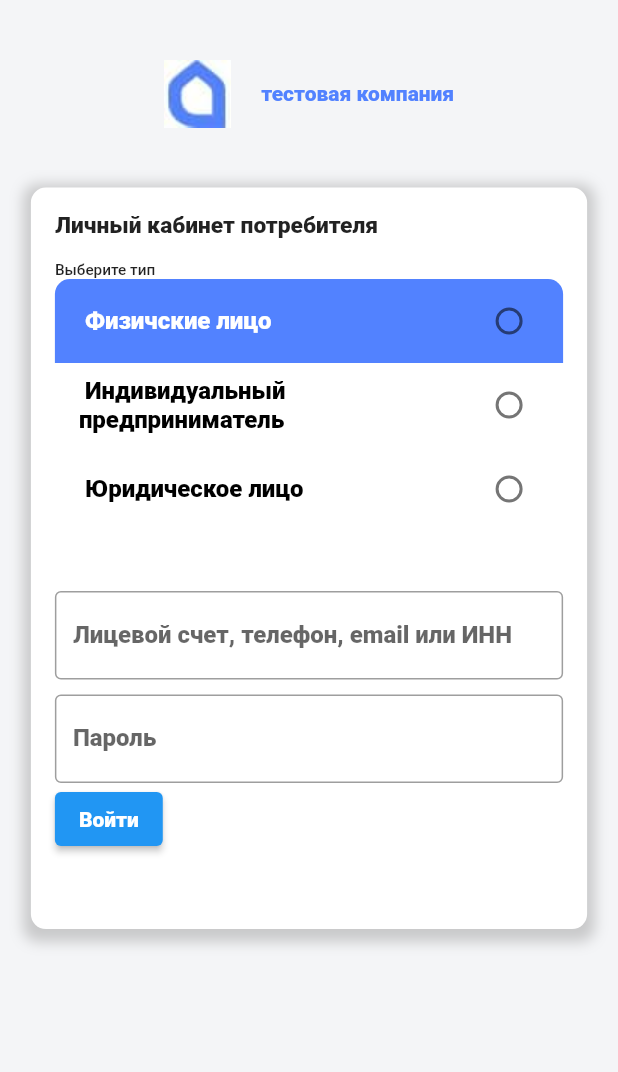
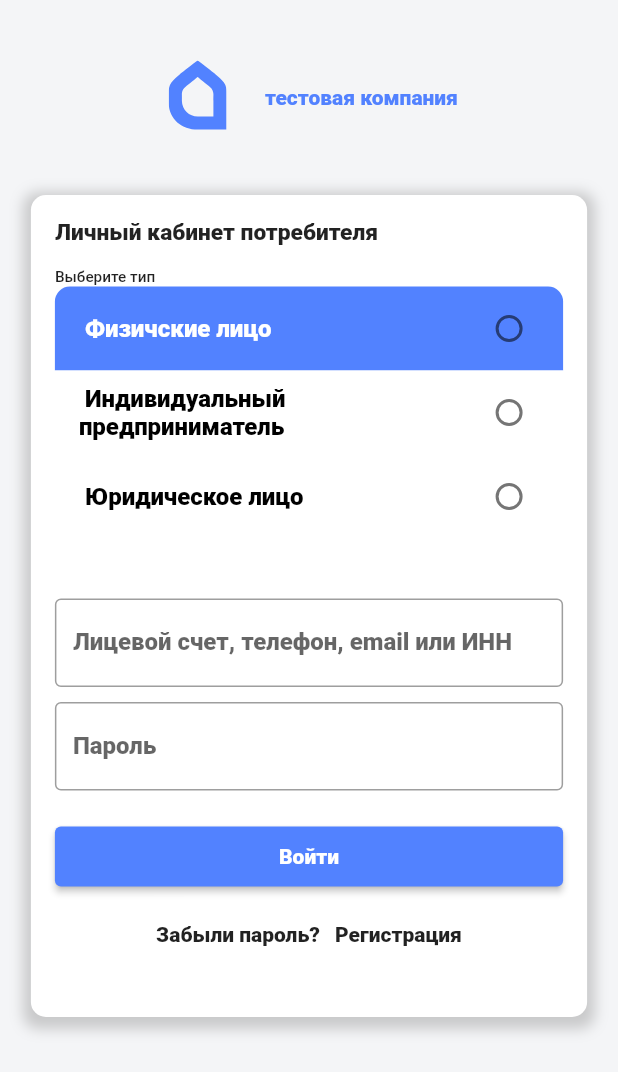
Before and after one commit to JesterVZ/Conres_App, a Flutter app: the screen it shows after launch, on a phone screen of 412 x 824 dp. Shown: the top 1072 px of the screen. Run offline on Flutter 3.47's test engine with Material 2 defaults, Android fonts, the phone set to English and light mode, and no system bars; our stand-ins replace flutter_svg.

Commit message:
new form (kirill)

```diff
--- a/lib/consts.dart
+++ b/lib/consts.dart
@@ -8,6 +8,12 @@ String lkChooseType = "Выберите тип";
 String fl = "Физическое лицо";
 String ip = "Индивидуальный предприниматель";
 String ul = "Юридическое лицо";
+String forgotPassword = "Забыли пароль?";
+String reg = "Регистрация";
+
+String step1 = "Шаг 1";
+String step2 = "Шаг 2";
+String step3 = "Шаг 3";
 
 Color colorMain = const Color(0xFF5282ff);
 Color defaultBackground = const Color(0xFFf4f5f7);
--- a/lib/login/login.dart
+++ b/lib/login/login.dart
@@ -1,8 +1,11 @@
+import 'package:conres_app/login/registration.dart';
 import 'package:flutter/cupertino.dart';
 import 'package:flutter/material.dart';
+import 'package:flutter_svg/svg.dart';
 
 import '../consts.dart';
 import '../custom_elements/custom_radio.dart';
+import 'forgot_password.dart';
 
 class LoginPage extends StatefulWidget {
   @override
@@ -18,6 +21,12 @@ class _LoginPage extends State<LoginPage> {
     GroupModel(text: "Индивидуальный предприниматель", index: 2, selected: false),
     GroupModel(text: "Юридическое лицо", index: 3, selected: false),
   ];
+  final Widget svg = SvgPicture.asset(
+      'assets/logo_control_min.svg',
+      color: colorMain,
+      semanticsLabel: 'Acme Logo'
+  );
+
   Widget makeRadioTiles() {
     List<Widget> list = [];
     for (int i = 0; i < _group.length; i++) {
@@ -61,6 +70,7 @@ class _LoginPage extends State<LoginPage> {
   @override
   Widget build(BuildContext context) {
     return Scaffold(
+      resizeToAvoidBottomInset: false,
         body: Container(
           padding: const EdgeInsets.fromLTRB(0, 40.0, 0, 0),
           child: Column(
@@ -70,7 +80,12 @@ class _LoginPage extends State<LoginPage> {
                 child: Row(
                   mainAxisAlignment: MainAxisAlignment.center,
                   children: [
-                    const Image(image: AssetImage('assets/logo.jpg')),
+                    Container(
+                      width: 50,
+                      height: 50,
+                      child: svg,
+                    ),
+
                     Container(
                         child: Text(title,
                             style: TextStyle(
@@ -83,7 +98,7 @@ class _LoginPage extends State<LoginPage> {
               ),
               SizedBox(
                 width: MediaQuery.of(context).size.width * 0.9,
-                height: MediaQuery.of(context).size.width * 1.2,
+                height: MediaQuery.of(context).size.width * 1.33,
                 child: DecoratedBox(
                   decoration: BoxDecoration(
                       shape: BoxShape.rectangle, borderRadius: BorderRadius.circular(10), color: Colors.white, boxShadow: [BoxShadow(color: Colors.grey.withOpacity(0.5), spreadRadius: 5, blurRadius: 7, offset: Offset(0, 3),)]),
@@ -137,13 +152,43 @@ class _LoginPage extends State<LoginPage> {
                           mainAxisAlignment: MainAxisAlignment.center,
                           crossAxisAlignment: CrossAxisAlignment.center,
                         children: [
-                          ElevatedButton(
-                              onPressed: (){},
-                              child: Text("Войти"),
-                              style: ElevatedButton.styleFrom(
-                                minimumSize: Size.fromHeight(40),
-                                co
-                              ))
+                          Container(
+                            margin: const EdgeInsets.fromLTRB(0, 20, 0, 0),
+                            child: ElevatedButton(
+                                onPressed: (){},
+                                child: Text("Войти"),
+                                style: ElevatedButton.styleFrom(
+                                  minimumSize: Size.fromHeight(40),
+                                  primary: colorMain,
+
+                                )),
+                          ),
+
+                          Container(
+                            margin: const EdgeInsets.fromLTRB(0, 20, 0, 0),
+                            child: Row(
+                              mainAxisAlignment: MainAxisAlignment.center,
+                              children: [
+                                Container(
+                                  margin: const EdgeInsets.fromLTRB(0, 0, 10, 0),
+                                  child: GestureDetector(
+                                      onTap: (){
+                                        Navigator.push(context, MaterialPageRoute(builder: (context) => const ForgotPassword()));
+                                      },
+                                      child: Text(forgotPassword)
+                                  ),
+                                ),
+
+                                GestureDetector(
+                                    onTap: (){
+                                      Navigator.push(context, MaterialPageRoute(builder: (context) => const Registration()));
+                                    },
+                                    child: Text(reg)
+                                )
+                              ],
+                            ),
+                          )
+
                         ],
                       )
 
--- a/pubspec.yaml
+++ b/pubspec.yaml
@@ -29,6 +29,7 @@ environment:
 dependencies:
   flutter:
     sdk: flutter
+  flutter_svg: ^1.0.3
 
 
   # The following adds the Cupertino Icons font to your application.
@@ -60,6 +61,7 @@ flutter:
   # To add assets to your application, add an assets section, like this:
   assets:
     - assets/logo.jpg
+    - assets/logo_control_min.svg
 
   # An image asset can refer to one or more resolution-specific "variants", see
   # https://flutter.dev/assets-and-images/#resolution-aware.
```
Also changed, not shown: lib/login/forgot_password.dart (added, +179 -0 lines), lib/login/registration.dart (added, +153 -0 lines), assets/logo_control_min.svg (added), fonts/Bubicon-Bold.ttf (added), fonts/Bubicon-BoldItalic.ttf (added), fonts/Bubicon-Italic.ttf (added), fonts/Bubicon-Light.ttf (added), fonts/Bubicon-LightItalic.ttf (added), fonts/Bubicon-Medium.ttf (added), fonts/Bubicon-MediumItalic.ttf (added), fonts/Bubicon-Regular.ttf (added), fonts/Bubicon-SemiBold.ttf (added), fonts/Bubicon-SemiBoldItalic.ttf (added), lib/custom_elements/custom_radio.dart (line endings or trailing spaces), 1 more files.
